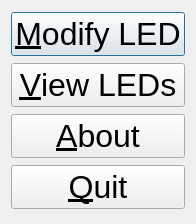
richelbilderbeek/ProjectRichelBilderbeek, file Tools/ToolTestLed/qttestledmenudialog.ui: the form before one commit.
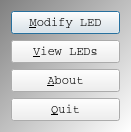
The form after the commit.

Diff of the .ui file:
```diff
--- a/Tools/ToolTestLed/qttestledmenudialog.ui
+++ b/Tools/ToolTestLed/qttestledmenudialog.ui
@@ -6,18 +6,35 @@
    <rect>
     <x>0</x>
     <y>0</y>
-    <width>185</width>
-    <height>224</height>
+    <width>131</width>
+    <height>128</height>
    </rect>
   </property>
   <property name="font">
    <font>
-    <pointsize>24</pointsize>
+    <family>Courier New,courier,monospace</family>
+    <weight>75</weight>
+    <italic>false</italic>
+    <bold>true</bold>
    </font>
   </property>
   <property name="windowTitle">
    <string>TestLed</string>
   </property>
+  <property name="styleSheet">
+   <string notr="true">QDialog { 
+background-color: qlineargradient(x1: 0, y1: 0, x2: 1, y2: 1, stop: 0  #808080, stop: 1 #ffffff);
+}
+
+QWidget { font: bold, &quot;Courier New&quot;, courier, monospace }
+QPushButton { font: 18 px  }
+QTabWidget { font: 12 px  }
+QLabel { font: 12px }
+QComboBox { font: 12px }
+QPlainTextEdit { font: 10px }
+
+</string>
+  </property>
   <layout class="QGridLayout" name="gridLayout">
    <item row="0" column="0">
     <widget class="QPushButton" name="button_led_modify">
```
